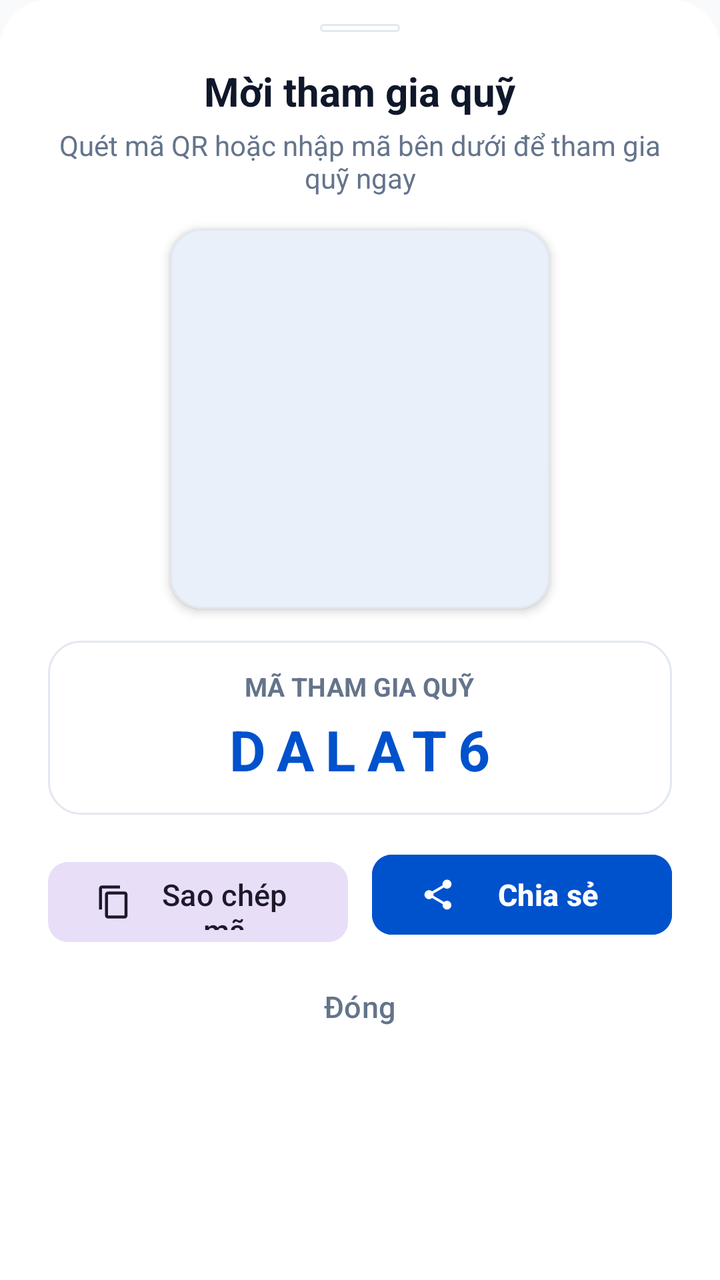
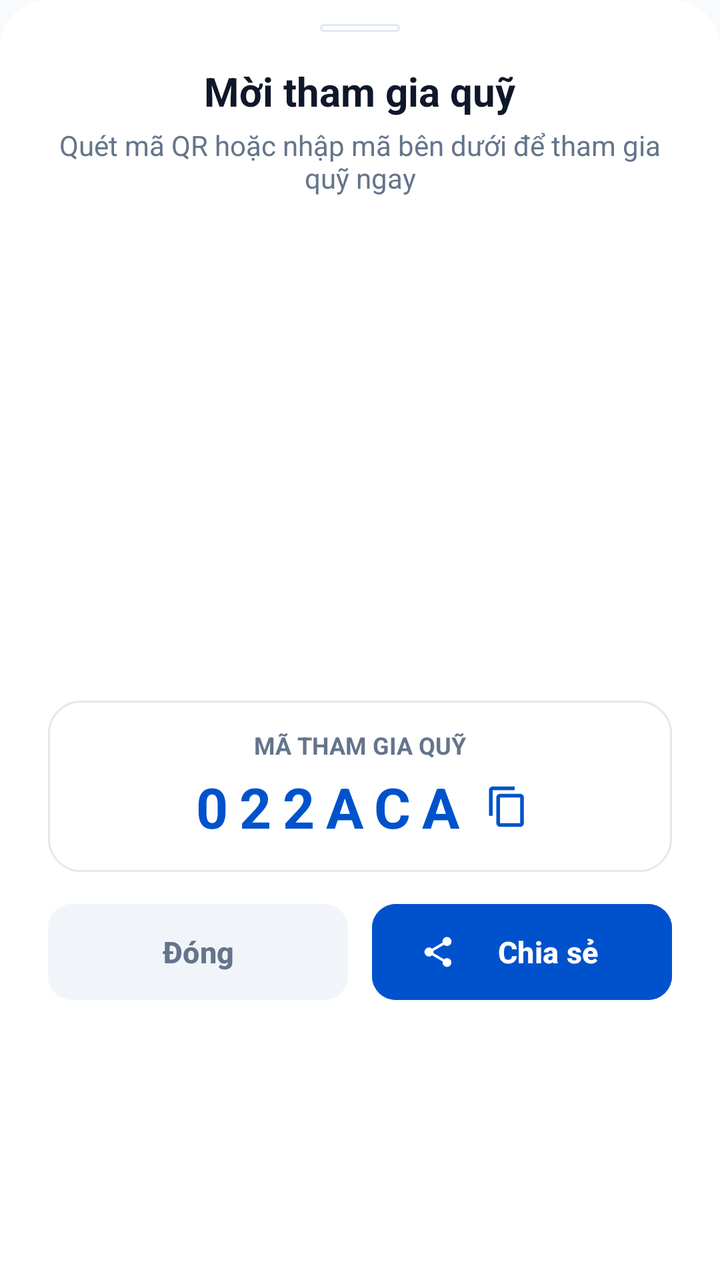

The first picture is an Android layout as it rendered before a commit; the second is the same layout after the commit. The layout source and the unified diff follow.
<!-- AndroidManifest.xml: application theme Theme.SharedFund -->
<!-- res/layout/bottom_sheet_invite_member.xml -->
<?xml version="1.0" encoding="utf-8"?>
<LinearLayout xmlns:android="http://schemas.android.com/apk/res/android"
    xmlns:app="http://schemas.android.com/apk/res-auto"
    android:layout_width="match_parent"
    android:layout_height="wrap_content"
    android:background="@drawable/bg_bottom_sheet"
    android:gravity="center_horizontal"
    android:orientation="vertical"
    android:paddingStart="24dp"
    android:paddingTop="12dp"
    android:paddingEnd="24dp"
    android:paddingBottom="24dp">

    <View
        android:layout_width="40dp"
        android:layout_height="4dp"
        android:layout_marginBottom="16dp"
        android:background="@drawable/bg_id_badge" />

    <TextView
        android:id="@+id/tvInviteRoomTitle"
        android:layout_width="wrap_content"
        android:layout_height="wrap_content"
        android:gravity="center"
        android:text="Mời tham gia quỹ"
        android:textColor="@color/text_primary"
        android:textSize="20sp"
        android:textStyle="bold" />

    <TextView
        android:layout_width="wrap_content"
        android:layout_height="wrap_content"
        android:layout_marginTop="4dp"
        android:gravity="center"
        android:text="Quét mã QR hoặc nhập mã bên dưới để tham gia quỹ ngay"
        android:textColor="@color/text_secondary"
        android:textSize="14sp" />

    <com.google.android.material.card.MaterialCardView
        android:layout_width="wrap_content"
        android:layout_height="wrap_content"
        android:layout_marginTop="16dp"
        app:cardBackgroundColor="@color/white"
        app:cardCornerRadius="16dp"
        app:cardElevation="3dp"
        app:strokeColor="@color/border"
        app:strokeWidth="1dp">

        <ImageView
            android:id="@+id/ivInviteQrCode"
            android:layout_width="190dp"
            android:layout_height="190dp"
            android:layout_gravity="center"
            android:contentDescription="Mã QR tham gia"
            android:padding="12dp" />
    </com.google.android.material.card.MaterialCardView>

    <LinearLayout
        android:layout_width="match_parent"
        android:layout_height="wrap_content"
        android:layout_marginTop="16dp"
        android:background="@drawable/bg_card"
        android:gravity="center"
        android:orientation="vertical"
        android:padding="14dp">

        <TextView
            android:layout_width="wrap_content"
            android:layout_height="wrap_content"
            android:text="MÃ THAM GIA QUỸ"
            android:textColor="@color/text_secondary"
            android:textSize="13sp"
            android:textStyle="bold" />

        <TextView
            android:id="@+id/tvInviteJoinCode"
            android:layout_width="wrap_content"
            android:layout_height="wrap_content"
            android:layout_marginTop="4dp"
            android:letterSpacing="0.2"
            android:text="DALAT6"
            android:textColor="@color/primary"
            android:textSize="28sp"
            android:textStyle="bold" />
    </LinearLayout>

    <LinearLayout
        android:layout_width="match_parent"
        android:layout_height="wrap_content"
        android:layout_marginTop="16dp"
        android:orientation="horizontal">

        <com.google.android.material.button.MaterialButton
            android:id="@+id/btnCopyInviteCode"
            style="@style/Widget.Material3.Button.TonalButton"
            android:layout_width="0dp"
            android:layout_height="48dp"
            android:layout_marginEnd="6dp"
            android:layout_weight="1"
            android:text="Sao chép mã"
            android:textSize="15sp"
            app:cornerRadius="10dp"
            app:icon="@drawable/ic_copy" />

        <com.google.android.material.button.MaterialButton
            android:id="@+id/btnShareInvite"
            android:layout_width="0dp"
            android:layout_height="48dp"
            android:layout_marginStart="6dp"
            android:layout_weight="1"
            android:backgroundTint="@color/primary"
            android:text="Chia sẻ"
            android:textColor="@color/white"
            android:textSize="15sp"
            android:textStyle="bold"
            app:cornerRadius="10dp"
            app:icon="@drawable/ic_share"
            app:iconTint="@color/white" />
    </LinearLayout>

    <com.google.android.material.button.MaterialButton
        android:id="@+id/btnCloseInvite"
        style="@style/Widget.Material3.Button.TextButton"
        android:layout_width="wrap_content"
        android:layout_height="48dp"
        android:layout_marginTop="8dp"
        android:text="Đóng"
        android:textColor="@color/text_secondary"
        android:textSize="15sp" />

</LinearLayout>
<!-- resources referenced by this layout -->
<resources>
  <color name="border">#E2E8F0</color>
  <color name="primary">#0052CC</color>
  <color name="text_primary">#0F172A</color>
  <color name="text_secondary">#64748B</color>
  <color name="white">#FFFFFFFF</color>
  <!-- drawable bg_bottom_sheet (drawable) -->
  <?xml version="1.0" encoding="utf-8"?>
  <shape xmlns:android="http://schemas.android.com/apk/res/android"
      android:shape="rectangle">
      <solid android:color="@color/surface" />
      <corners
          android:topLeftRadius="24dp"
          android:topRightRadius="24dp"
          android:bottomLeftRadius="0dp"
          android:bottomRightRadius="0dp" />
  </shape>
  <!-- drawable bg_card (drawable) -->
  <?xml version="1.0" encoding="utf-8"?>
  <shape xmlns:android="http://schemas.android.com/apk/res/android"
      android:shape="rectangle">
      <solid android:color="@color/surface" />
      <corners android:radius="16dp" />
      <stroke android:width="1dp" android:color="@color/border" />
  </shape>
  <!-- drawable bg_id_badge (drawable) -->
  <?xml version="1.0" encoding="utf-8"?>
  <shape xmlns:android="http://schemas.android.com/apk/res/android"
      android:shape="rectangle">
      <corners android:radius="8dp" />
      <solid android:color="#2AFFFFFF" />
      <stroke
          android:width="1dp"
          android:color="@color/border" />
  </shape>
  <!-- drawable ic_copy (drawable) -->
  <vector xmlns:android="http://schemas.android.com/apk/res/android"
      android:width="24dp"
      android:height="24dp"
      android:viewportWidth="24"
      android:viewportHeight="24"
      android:tint="?attr/colorControlNormal">
      <path
          android:fillColor="@android:color/white"
          android:pathData="M16,1H4c-1.1,0 -2,0.9 -2,2v14h2V3h12V1zm3,4H8c-1.1,0 -2,0.9 -2,2v14c0,1.1 0.9,2 2,2h11c1.1,0 2,-0.9 2,-2V7c0,-1.1 -0.9,-2 -2,-2zm0,16H8V7h11v14z"/>
  </vector>
  <!-- drawable ic_share (drawable) -->
  <vector xmlns:android="http://schemas.android.com/apk/res/android"
      android:width="24dp"
      android:height="24dp"
      android:viewportWidth="24"
      android:viewportHeight="24">
      <path
          android:fillColor="@android:color/white"
          android:pathData="M18,16.08c-0.76,0 -1.44,0.3 -1.96,0.77L8.91,12.7c0.05,-0.23 0.09,-0.46 0.09,-0.7s-0.04,-0.47 -0.09,-0.7l7.05,-4.11c0.54,0.5 1.25,0.81 2.04,0.81c1.66,0 3,-1.34 3,-3s-1.34,-3 -3,-3s-3,1.34 -3,3c0,0.24 0.04,0.47 0.09,0.7L8.04,9.81C7.5,9.31 6.79,9 6,9c-1.66,0 -3,1.34 -3,3s1.34,3 3,3c0.79,0 1.5,-0.31 2.04,-0.81l7.12,4.16c-0.05,0.21 -0.08,0.43 -0.08,0.65c0,1.61 1.31,2.92 2.92,2.92s2.92,-1.31 2.92,-2.92s-1.31,-2.92 -2.92,-2.92z"/>
  </vector>
  <style name="Theme.SharedFund" parent="Base.Theme.SharedFund" />
  <color name="surface">#FFFFFF</color>
  <style name="Base.Theme.SharedFund" parent="Theme.Material3.Light.NoActionBar">
          <item name="colorPrimary">@color/primary</item>
          <item name="colorPrimaryDark">@color/primary_dark</item>
          <item name="colorSecondary">@color/accent_income</item>
          <item name="android:statusBarColor">@color/surface</item>
          <item name="android:windowLightStatusBar">true</item>
          <item name="android:windowBackground">@color/background</item>
          <item name="colorSurface">@color/surface</item>
          <item name="colorOnSurface">@color/text_primary</item>
          <item name="android:textColorPrimary">@color/text_primary</item>
          <item name="android:textColorSecondary">@color/text_secondary</item>
          <item name="android:textColorHint">@color/text_secondary</item>
          <item name="editTextColor">@color/text_primary</item>
      </style>
  <color name="primary_dark">#003D99</color>
  <color name="accent_income">#10B981</color>
  <color name="background">#F8FAFC</color>
</resources>

<!-- the commit's change to res/layout/bottom_sheet_invite_member.xml (unified diff, before → after) -->
@@ -36,30 +36,31 @@
         android:textColor="@color/text_secondary"
         android:textSize="14sp" />
 
-    <com.google.android.material.card.MaterialCardView
+    <FrameLayout
         android:layout_width="wrap_content"
         android:layout_height="wrap_content"
         android:layout_marginTop="16dp"
-        app:cardBackgroundColor="@color/white"
-        app:cardCornerRadius="16dp"
-        app:cardElevation="3dp"
-        app:strokeColor="@color/border"
-        app:strokeWidth="1dp">
+        android:background="@drawable/bg_qr_frame"
+        android:elevation="1dp">
 
         <ImageView
             android:id="@+id/ivInviteQrCode"
-            android:layout_width="190dp"
-            android:layout_height="190dp"
+            android:layout_width="220dp"
+            android:layout_height="220dp"
             android:layout_gravity="center"
             android:contentDescription="Mã QR tham gia"
-            android:padding="12dp" />
-    </com.google.android.material.card.MaterialCardView>
+            android:padding="8dp" />
+    </FrameLayout>
 
     <LinearLayout
+        android:id="@+id/layoutCopyJoinCode"
         android:layout_width="match_parent"
         android:layout_height="wrap_content"
         android:layout_marginTop="16dp"
         android:background="@drawable/bg_card"
+        android:clickable="true"
+        android:focusable="true"
+        android:foreground="?attr/selectableItemBackground"
         android:gravity="center"
         android:orientation="vertical"
         android:padding="14dp">
@@ -69,19 +70,35 @@
             android:layout_height="wrap_content"
             android:text="MÃ THAM GIA QUỸ"
             android:textColor="@color/text_secondary"
-            android:textSize="13sp"
+            android:textSize="12sp"
             android:textStyle="bold" />
 
-        <TextView
-            android:id="@+id/tvInviteJoinCode"
+        <LinearLayout
             android:layout_width="wrap_content"
             android:layout_height="wrap_content"
             android:layout_marginTop="4dp"
-            android:letterSpacing="0.2"
-            android:text="DALAT6"
-            android:textColor="@color/primary"
-            android:textSize="28sp"
-            android:textStyle="bold" />
+            android:gravity="center_vertical"
+            android:orientation="horizontal">
+
+            <TextView
+                android:id="@+id/tvInviteJoinCode"
+                android:layout_width="wrap_content"
+                android:layout_height="wrap_content"
+                android:letterSpacing="0.2"
+                android:text="022ACA"
+                android:textColor="@color/primary"
+                android:textSize="28sp"
+                android:textStyle="bold" />
+
+            <ImageView
+                android:id="@+id/btnCopyInviteIcon"
+                android:layout_width="22dp"
+                android:layout_height="22dp"
+                android:layout_marginStart="10dp"
+                android:contentDescription="Sao chép mã"
+                android:src="@drawable/ic_copy"
+                app:tint="@color/primary" />
+        </LinearLayout>
     </LinearLayout>
 
     <LinearLayout
@@ -91,16 +108,21 @@
         android:orientation="horizontal">
 
         <com.google.android.material.button.MaterialButton
-            android:id="@+id/btnCopyInviteCode"
-            style="@style/Widget.Material3.Button.TonalButton"
+            android:id="@+id/btnCloseInvite"
             android:layout_width="0dp"
             android:layout_height="48dp"
             android:layout_marginEnd="6dp"
             android:layout_weight="1"
-            android:text="Sao chép mã"
+            android:backgroundTint="@color/surface_variant"
+            android:insetTop="0dp"
+            android:insetBottom="0dp"
+            android:text="Đóng"
+            android:textAllCaps="false"
+            android:textColor="@color/text_secondary"
             android:textSize="15sp"
-            app:cornerRadius="10dp"
-            app:icon="@drawable/ic_copy" />
+            android:textStyle="bold"
+            app:cornerRadius="12dp"
+            app:elevation="0dp" />
 
         <com.google.android.material.button.MaterialButton
             android:id="@+id/btnShareInvite"
@@ -109,23 +131,16 @@
             android:layout_marginStart="6dp"
             android:layout_weight="1"
             android:backgroundTint="@color/primary"
+            android:insetTop="0dp"
+            android:insetBottom="0dp"
             android:text="Chia sẻ"
+            android:textAllCaps="false"
             android:textColor="@color/white"
             android:textSize="15sp"
             android:textStyle="bold"
-            app:cornerRadius="10dp"
+            app:cornerRadius="12dp"
             app:icon="@drawable/ic_share"
             app:iconTint="@color/white" />
     </LinearLayout>
 
-    <com.google.android.material.button.MaterialButton
-        android:id="@+id/btnCloseInvite"
-        style="@style/Widget.Material3.Button.TextButton"
-        android:layout_width="wrap_content"
-        android:layout_height="48dp"
-        android:layout_marginTop="8dp"
-        android:text="Đóng"
-        android:textColor="@color/text_secondary"
-        android:textSize="15sp" />
-
 </LinearLayout>
<!-- resource entries referenced after the edit -->
@@ -2,6 +2,7 @@
 <resources>
   <color name="border">#E2E8F0</color>
   <color name="primary">#0052CC</color>
+  <color name="surface_variant">#F1F5F9</color>
   <color name="text_primary">#0F172A</color>
   <color name="text_secondary">#64748B</color>
   <color name="white">#FFFFFFFF</color>
@@ -33,6 +34,13 @@
       <stroke
           android:width="1dp"
           android:color="@color/border" />
+  </shape>
+  <!-- drawable bg_qr_frame (drawable) -->
+  <?xml version="1.0" encoding="utf-8"?>
+  <shape xmlns:android="http://schemas.android.com/apk/res/android"
+      android:shape="rectangle">
+      <solid android:color="@color/white" />
+      <corners android:radius="16dp" />
   </shape>
   <!-- drawable ic_copy (drawable) -->
   <vector xmlns:android="http://schemas.android.com/apk/res/android"
